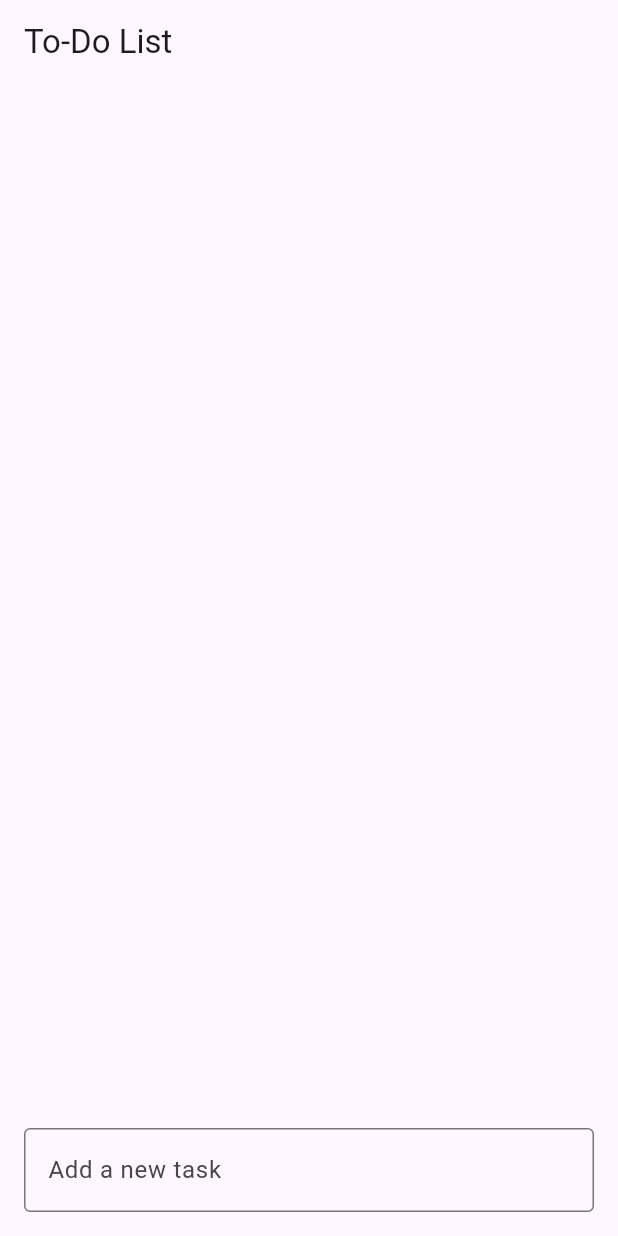
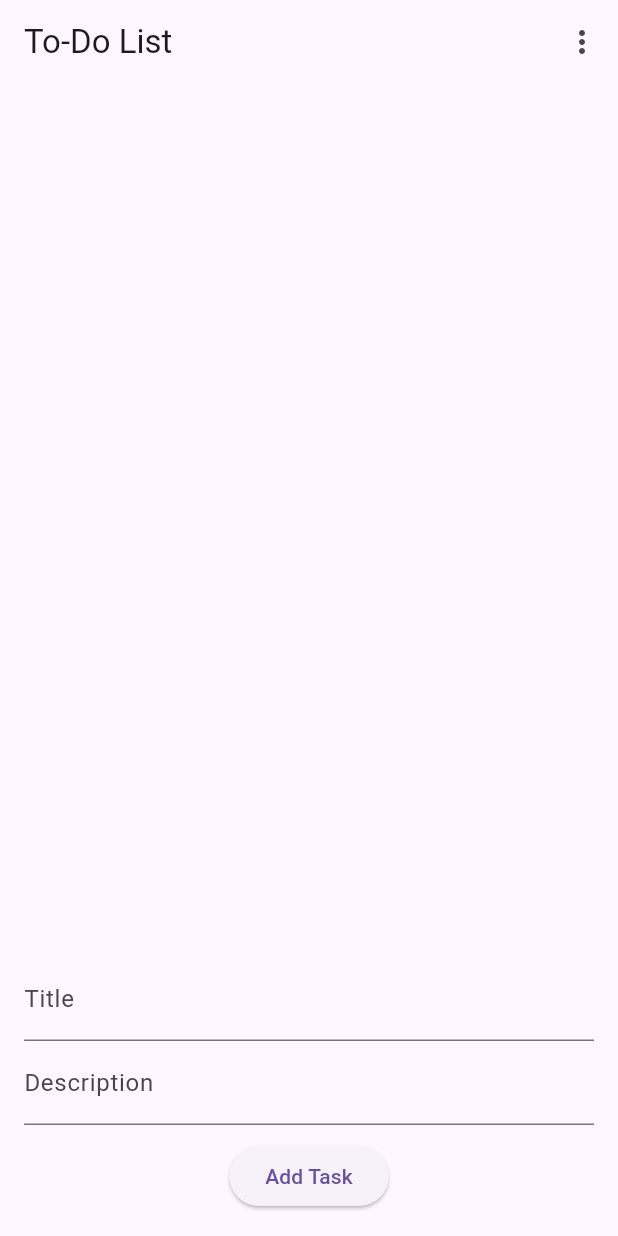
Before and after one commit to StealthMoud/todo_list_app, a Flutter app: the screen it shows after launch, on a phone screen of 412 x 824 dp. Run offline on Flutter 3.47's test engine with Material 3 defaults, Android fonts, the phone set to English and light mode, and no system bars.

Commit message:
feat: Implement To-Do List app with core features
- Added ability to add new tasks with title and optional description
- Enabled editing of existing tasks via edit button with dialog input
- Added functionality to delete tasks using a delete button
- Implemented task completion toggle with checkbox support
- Created task filters (All, Completed, Pending) via popup menu
- Built a clean and modern UI with interactive animations
- Structured project with models, widgets, and screens for better maintainability
- Added Task model to manage title, description, and completion status

```diff
--- a/lib/main.dart
+++ b/lib/main.dart
@@ -1,12 +1,11 @@
 import 'package:flutter/material.dart';
+import 'screens/home_screen.dart';
 
 void main() {
   runApp(MyApp());
 }
 
 class MyApp extends StatelessWidget {
-  const MyApp({super.key});
-
   @override
   Widget build(BuildContext context) {
     return MaterialApp(
@@ -15,67 +14,3 @@ class MyApp extends StatelessWidget {
     );
   }
 }
-
-class HomeScreen extends StatefulWidget {
-  const HomeScreen({super.key});
-
-  @override
-  _HomeScreenState createState() => _HomeScreenState();
-}
-
-class _HomeScreenState extends State<HomeScreen> {
-  List<String> tasks = [];
-
-  void addTask(String task) {
-    setState(() {
-      tasks.add(task);
-    });
-  }
-
-  void deleteTask(int index) {
-    setState(() {
-      tasks.removeAt(index);
-    });
-  }
-
-  @override
-  Widget build(BuildContext context) {
-    return Scaffold(
-      appBar: AppBar(
-        title: const Text('To-Do List'),
-      ),
-      body: Column(
-        children: [
-          Expanded(
-            child: ListView.builder(
-              itemCount: tasks.length,
-              itemBuilder: (context, index) {
-                return ListTile(
-                  title: Text(tasks[index]),
-                  trailing: IconButton(
-                    icon: const Icon(Icons.delete),
-                    onPressed: () => deleteTask(index),
-                  ),
-                );
-              },
-            ),
-          ),
-          Padding(
-            padding: const EdgeInsets.all(16.0),
-            child: TextField(
-              onSubmitted: (value) {
-                if (value.isNotEmpty) {
-                  addTask(value);
-                }
-              },
-              decoration: const InputDecoration(
-                labelText: 'Add a new task',
-                border: OutlineInputBorder(),
-              ),
-            ),
-          ),
-        ],
-      ),
-    );
-  }
-}
--- /dev/null
+++ b/lib/models/task.dart
@@ -0,0 +1,15 @@
+class Task {
+  String title;
+  String description;
+  bool isCompleted;
+
+  Task({
+    required this.title,
+    this.description = '',
+    this.isCompleted = false,
+  });
+
+  void toggleCompletion() {
+    isCompleted = !isCompleted;
+  }
+}
--- /dev/null
+++ b/lib/screens/home_screen.dart
@@ -0,0 +1,92 @@
+import 'package:flutter/material.dart';
+import '../widgets/task_tile.dart';
+import '../models/task.dart';
+import '../widgets/task_input.dart';
+
+class HomeScreen extends StatefulWidget {
+  @override
+  _HomeScreenState createState() => _HomeScreenState();
+}
+
+class _HomeScreenState extends State<HomeScreen> {
+  List<Task> tasks = [];
+  String currentFilter = 'All';
+
+  void addTask(String title, String description) {
+    setState(() {
+      tasks.add(Task(title: title, description: description));
+    });
+  }
+
+  void editTask(int index, String newTitle, String newDescription) {
+    setState(() {
+      tasks[index].title = newTitle;
+      tasks[index].description = newDescription;
+    });
+  }
+
+  void deleteTask(int index) {
+    setState(() {
+      tasks.removeAt(index);
+    });
+  }
+
+  void toggleTaskCompletion(int index) {
+    setState(() {
+      tasks[index].toggleCompletion();
+    });
+  }
+
+  List<Task> getFilteredTasks() {
+    if (currentFilter == 'All') return tasks;
+    if (currentFilter == 'Completed')
+      return tasks.where((task) => task.isCompleted).toList();
+    if (currentFilter == 'Pending')
+      return tasks.where((task) => !task.isCompleted).toList();
+    return tasks;
+  }
+
+  @override
+  Widget build(BuildContext context) {
+    List<Task> filteredTasks = getFilteredTasks();
+
+    return Scaffold(
+      appBar: AppBar(
+        title: Text('To-Do List'),
+        actions: [
+          PopupMenuButton<String>(
+            onSelected: (value) {
+              setState(() {
+                currentFilter = value;
+              });
+            },
+            itemBuilder: (BuildContext context) => [
+              PopupMenuItem(value: 'All', child: Text('All')),
+              PopupMenuItem(value: 'Completed', child: Text('Completed')),
+              PopupMenuItem(value: 'Pending', child: Text('Pending')),
+            ],
+          ),
+        ],
+      ),
+      body: Column(
+        children: [
+          Expanded(
+            child: ListView.builder(
+              itemCount: filteredTasks.length,
+              itemBuilder: (context, index) {
+                return TaskTile(
+                  task: filteredTasks[index],
+                  onToggleComplete: () => toggleTaskCompletion(index),
+                  onDelete: () => deleteTask(index),
+                  onEdit: (newTitle, newDescription) =>
+                      editTask(index, newTitle, newDescription),
+                );
+              },
+            ),
+          ),
+          TaskInput(onTaskAdded: addTask),
+        ],
+      ),
+    );
+  }
+}
--- /dev/null
+++ b/lib/widgets/task_input.dart
@@ -0,0 +1,50 @@
+import 'package:flutter/material.dart';
+
+class TaskInput extends StatefulWidget {
+  final Function(String, String) onTaskAdded;
+
+  TaskInput({required this.onTaskAdded});
+
+  @override
+  _TaskInputState createState() => _TaskInputState();
+}
+
+class _TaskInputState extends State<TaskInput> {
+  final TextEditingController titleController = TextEditingController();
+  final TextEditingController descriptionController = TextEditingController();
+
+  void clearInputFields() {
+    titleController.clear();
+    descriptionController.clear();
+  }
+
+  @override
+  Widget build(BuildContext context) {
+    return Padding(
+      padding: const EdgeInsets.all(16.0),
+      child: Column(
+        children: [
+          TextField(
+            controller: titleController,
+            decoration: InputDecoration(labelText: 'Title'),
+          ),
+          TextField(
+            controller: descriptionController,
+            decoration: InputDecoration(labelText: 'Description'),
+          ),
+          SizedBox(height: 10),
+          ElevatedButton(
+            onPressed: () {
+              if (titleController.text.isNotEmpty) {
+                widget.onTaskAdded(
+                    titleController.text, descriptionController.text);
+                clearInputFields();
+              }
+            },
+            child: Text('Add Task'),
+          ),
+        ],
+      ),
+    );
+  }
+}
```
Also changed, not shown: lib/widgets/task_tile.dart (added, +83 -0 lines).
